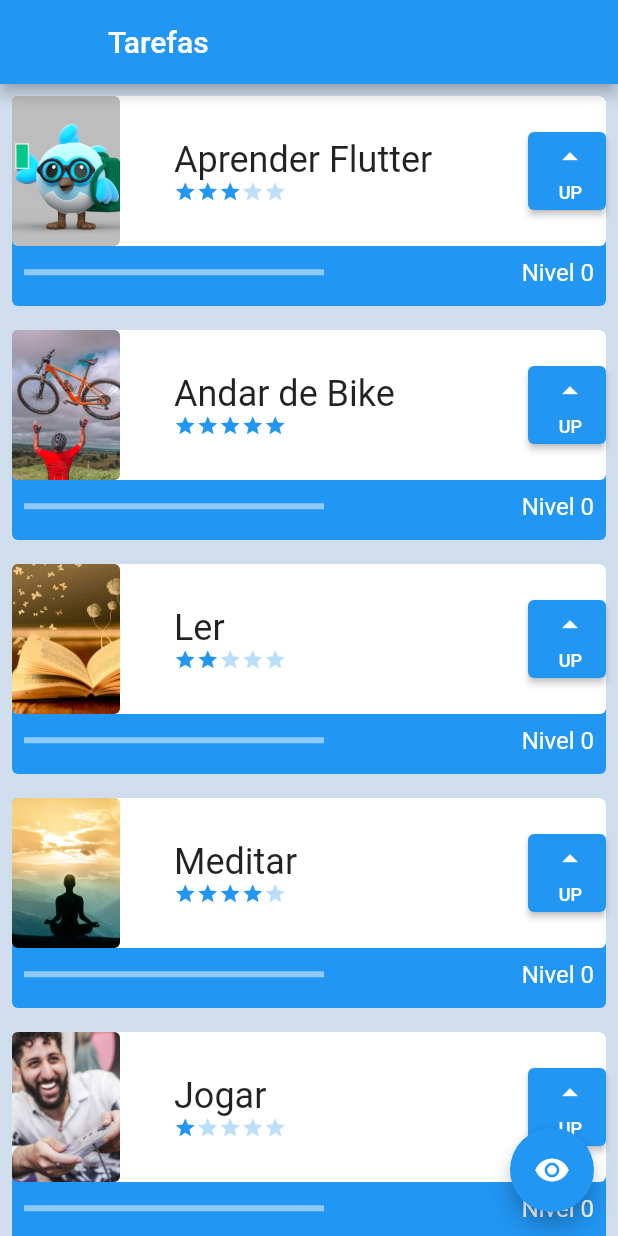
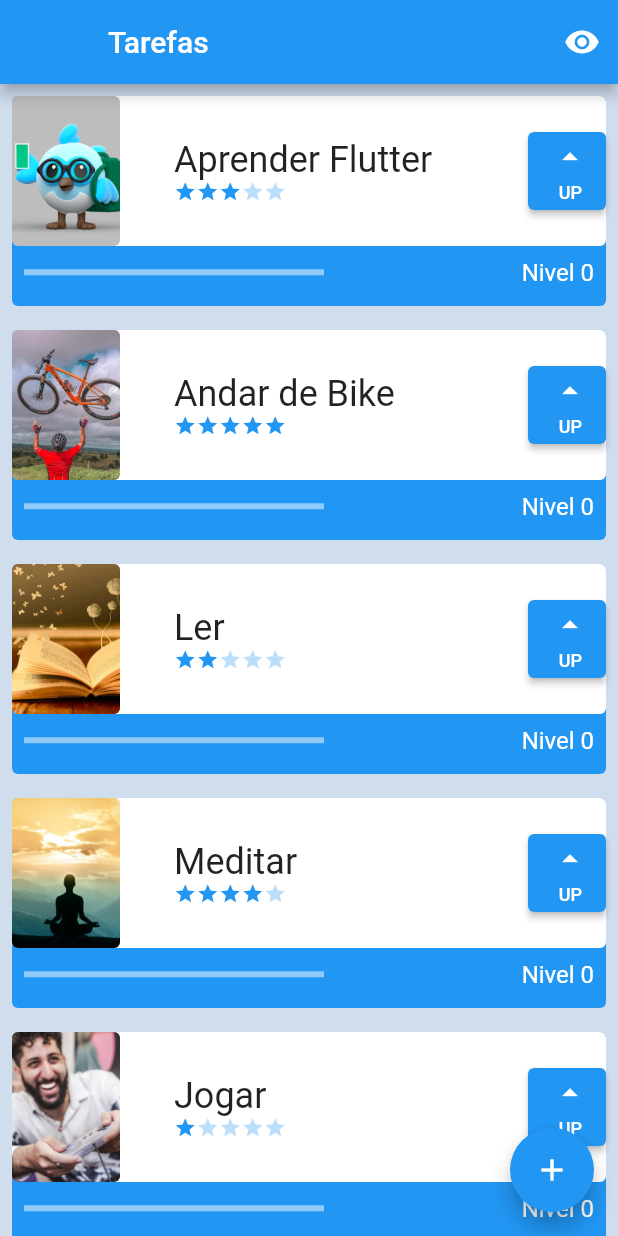
Before and after one commit to dpc-profile/flutter-tasklist, a Flutter app: the InitialScreen screen opened directly, on a phone screen of 412 x 824 dp. Run offline on Flutter 3.47's test engine with Material 2 defaults, Android fonts, the phone set to English and light mode, and no system bars; network calls fail.

Commit message:
Change visibility button to appBar action section

```diff
--- a/lib/screens/initial_screen.dart
+++ b/lib/screens/initial_screen.dart
@@ -1,4 +1,5 @@
 import 'package:first_project_alura/components/initial_screen/task.dart';
+import 'package:first_project_alura/screens/create_task_screen.dart';
 import 'package:flutter/material.dart';
 
 class InitialScreen extends StatefulWidget {
@@ -15,7 +16,21 @@ class _InitialScreenState extends State<InitialScreen> {
   Widget build(BuildContext context) {
     return Scaffold(
       backgroundColor: const Color(0xFFD0DDED), // Light Blue Grey,
-      appBar: AppBar(leading: Container(), title: const Text("Tarefas")),
+      appBar: AppBar(
+        leading: Container(),
+        title: const Text("Tarefas"),
+        actions: <Widget>[
+          IconButton(
+              onPressed: () {
+                setState(() {
+                  opacidade = !opacidade;
+                });
+              },
+              icon: opacidade
+                  ? const Icon(Icons.visibility)
+                  : const Icon(Icons.visibility_off)),
+        ],
+      ),
       body: AnimatedOpacity(
         opacity: opacidade ? 1 : 0,
         duration: const Duration(milliseconds: 500),
@@ -53,15 +68,17 @@ class _InitialScreenState extends State<InitialScreen> {
         ),
       ),
       floatingActionButton: FloatingActionButton(
-        onPressed: () {
-          setState(() {
-            opacidade = !opacidade;
-          });
-        },
-        child: opacidade
-            ? const Icon(Icons.remove_red_eye)
-            : const Icon(Icons.remove_red_eye_outlined),
-      ),
+          onPressed: () {
+            setState(() {
+              Navigator.push(
+                context,
+                MaterialPageRoute(
+                  builder: (context) => const CreateTask(),
+                ),
+              );
+            });
+          },
+          child: const Icon(Icons.add)),
     );
   }
 }
```
